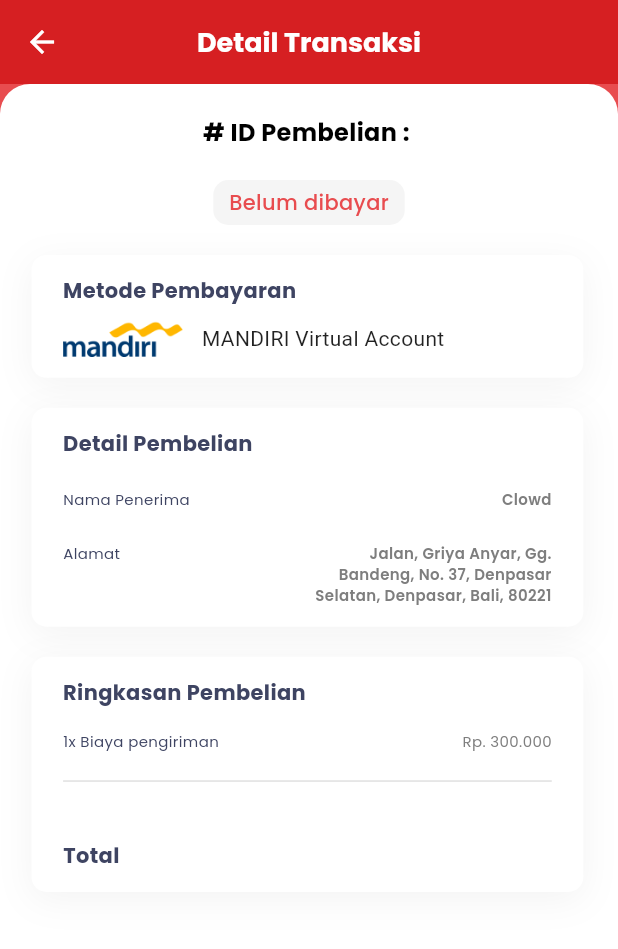
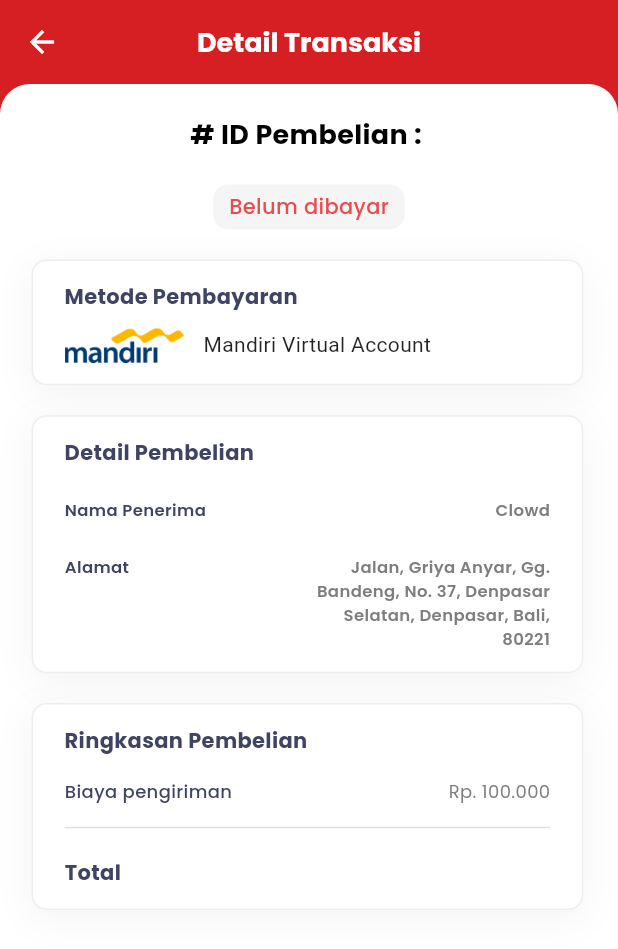
Before and after one commit to ellfarnaz/Ui-Ecommerce-FLutter, a Flutter app: the TransactionDetailScreen screen opened directly with empty values, on a phone screen of 412 x 824 dp. Shown: the top 949 px of the screen. Run offline on Flutter 3.47's test engine with Material 3 defaults, Android fonts, the light colour scheme and no system bars; our stand-ins replace cached_network_image, flutter_screenutil, google_fonts.

```diff
--- a/lib/features/history/screens/transaction_detail_screen.dart
+++ b/lib/features/history/screens/transaction_detail_screen.dart
@@ -1,6 +1,7 @@
 import 'package:flutter/material.dart';
 import 'package:flutter_screenutil/flutter_screenutil.dart';
 import 'package:provider/provider.dart';
+import 'package:flutter/services.dart';
 // import '../../../core/constants/app_text_styles.dart';
 import '../../cart/providers/cart_provider.dart';
 import '../../cart/screens/payment/payment_detail_screen.dart';
@@ -33,6 +34,7 @@ class TransactionDetailScreen extends StatelessWidget {
       appBar: AppBar(
         backgroundColor: Colors.transparent,
         elevation: 0,
+        systemOverlayStyle: SystemUiOverlayStyle.dark,
         leading: IconButton(
           icon: const Icon(Icons.arrow_back, color: Colors.white),
           onPressed: () => Navigator.pop(context),
@@ -53,7 +55,7 @@ class TransactionDetailScreen extends StatelessWidget {
           Container(
             width: double.infinity,
             height: double.infinity,
-            color: const Color(0xFFE84C4F),
+            color: const Color.fromARGB(255, 214, 31, 34),
           ),
           Positioned(
             left: 0,
@@ -70,6 +72,8 @@ class TransactionDetailScreen extends StatelessWidget {
                   ),
                 ),
               ),
+              child: SafeArea(
+                bottom: true,
                 child: SingleChildScrollView(
                   child: Padding(
                     padding: EdgeInsets.all(20.w),
@@ -86,7 +90,7 @@ class TransactionDetailScreen extends StatelessWidget {
                                       text: '# ID Pembelian : ',
                                       style: TextStyle(
                                         color: Colors.black,
-                                      fontSize: 16.sp,
+                                        fontSize: 18.sp,
                                         fontFamily: 'Poppins',
                                         fontWeight: FontWeight.w700,
                                       ),
@@ -95,7 +99,7 @@ class TransactionDetailScreen extends StatelessWidget {
                                       text: id,
                                       style: TextStyle(
                                         color: const Color(0xFFE84C4F),
-                                      fontSize: 16.sp,
+                                        fontSize: 18.sp,
                                         fontFamily: 'Poppins',
                                         fontWeight: FontWeight.w700,
                                       ),
@@ -109,6 +113,7 @@ class TransactionDetailScreen extends StatelessWidget {
                                   horizontal: 10.w,
                                   vertical: 5.h,
                                 ),
+                                height: 30.h,
                                 decoration: ShapeDecoration(
                                   color: const Color(0xFFF5F5F5),
                                   shape: RoundedRectangleBorder(
@@ -149,7 +154,9 @@ class TransactionDetailScreen extends StatelessWidget {
                         ),
                         SizedBox(height: 30.h),
                         _buildActionButtons(context),
+                        SizedBox(height: 30.h),
                       ],
+                    ),
                   ),
                 ),
               ),
@@ -168,6 +175,10 @@ class TransactionDetailScreen extends StatelessWidget {
         color: Colors.white,
         shape: RoundedRectangleBorder(
           borderRadius: BorderRadius.circular(10),
+          side: BorderSide(
+            color: Colors.grey[200]!,
+            width: 1,
+          ),
         ),
         shadows: const [
           BoxShadow(
@@ -218,7 +229,7 @@ class TransactionDetailScreen extends StatelessWidget {
             ),
             SizedBox(width: 12.w),
             Text(
-              '${bank.toUpperCase()} Virtual Account',
+              '${bank[0].toUpperCase()}${bank.substring(1).toLowerCase()} Virtual Account',
               style: TextStyle(
                 fontSize: 14.sp,
                 color: Colors.black87,
@@ -259,9 +270,9 @@ class TransactionDetailScreen extends StatelessWidget {
               label,
               style: TextStyle(
                 color: const Color(0xFF3E4462),
-                fontSize: 10.sp,
+                fontSize: 11.sp,
                 fontFamily: 'Poppins',
-                fontWeight: FontWeight.w400,
+                fontWeight: FontWeight.w600,
               ),
             ),
           ),
@@ -272,7 +283,7 @@ class TransactionDetailScreen extends StatelessWidget {
               textAlign: TextAlign.right,
               style: TextStyle(
                 color: const Color(0xFF7E7E7E),
-                fontSize: 10.sp,
+                fontSize: 11.sp,
                 fontFamily: 'Poppins',
                 fontWeight: FontWeight.w600,
               ),
@@ -292,10 +303,9 @@ class TransactionDetailScreen extends StatelessWidget {
               '${item['quantity']}x ${item['name']}',
               item['price'],
             )),
-        _buildItemRow('Biaya pengiriman', 'Rp. 300.000'),
-        SizedBox(height: 12.h),
-        Divider(color: Colors.grey[300]),
-        SizedBox(height: 12.h),
+        _buildItemRow('Biaya pengiriman', 'Rp. 100.000'),
+        SizedBox(height: 8.h),
+        Divider(color: Colors.grey[300], thickness: 1),
         _buildItemRow('Total', total, isTotal: true),
       ],
     );
@@ -304,40 +314,26 @@ class TransactionDetailScreen extends StatelessWidget {
   Widget _buildItemRow(String label, String value, {bool isTotal = false}) {
     return Container(
       width: double.infinity,
-      padding: EdgeInsets.only(top: isTotal ? 20.h : 5.h),
+      padding: EdgeInsets.only(
+        top: isTotal ? 12.h : 5.h,
+        bottom: isTotal ? 0 : 0,
+      ),
       child: Row(
         mainAxisSize: MainAxisSize.min,
         mainAxisAlignment: MainAxisAlignment.spaceBetween,
         crossAxisAlignment: CrossAxisAlignment.start,
         children: [
-          Row(
-            mainAxisSize: MainAxisSize.min,
-            mainAxisAlignment: MainAxisAlignment.start,
-            crossAxisAlignment: CrossAxisAlignment.start,
-            children: [
-              if (!isTotal)
-                Text(
-                  '1x ',
-                  style: TextStyle(
-                    color: const Color(0xFF3E4462),
-                    fontSize: 10.sp,
-                    fontFamily: 'Poppins',
-                    fontWeight: FontWeight.w400,
-                  ),
-                ),
           SizedBox(
             width: 125.w,
             child: Text(
               label,
               style: TextStyle(
                 color: const Color(0xFF3E4462),
-                    fontSize: isTotal ? 14.sp : 10.sp,
+                fontSize: isTotal ? 14.sp : 12.sp,
                 fontFamily: 'Poppins',
-                    fontWeight: isTotal ? FontWeight.w700 : FontWeight.w400,
+                fontWeight: isTotal ? FontWeight.w700 : FontWeight.w500,
               ),
             ),
-              ),
-            ],
           ),
           const SizedBox(width: 10),
           Text(
@@ -346,7 +342,7 @@ class TransactionDetailScreen extends StatelessWidget {
             style: TextStyle(
               color:
                   isTotal ? const Color(0xFF181C1D) : const Color(0xFF7E7E7E),
-              fontSize: isTotal ? 14.sp : 10.sp,
+              fontSize: isTotal ? 14.sp : 12.sp,
               fontFamily: 'Poppins',
               fontWeight: isTotal ? FontWeight.w700 : FontWeight.w400,
             ),
@@ -386,25 +382,27 @@ class TransactionDetailScreen extends StatelessWidget {
           },
           style: ElevatedButton.styleFrom(
             backgroundColor: Colors.black,
-            minimumSize: Size(double.infinity, 50.h),
+            minimumSize: Size(double.infinity, 45.h),
             shape: RoundedRectangleBorder(
-              borderRadius: BorderRadius.circular(25.r),
+              borderRadius: BorderRadius.circular(10.r),
             ),
           ),
+          child: Padding(
+            padding: EdgeInsets.symmetric(horizontal: 16.w),
             child: Row(
-            mainAxisAlignment: MainAxisAlignment.center,
+              mainAxisAlignment: MainAxisAlignment.spaceBetween,
               children: [
                 Text(
                   'Lanjutkan pembayaran',
                   style: TextStyle(
-                  fontSize: 16.sp,
+                    fontSize: 14.sp,
                     fontWeight: FontWeight.w600,
                     color: Colors.white,
                   ),
                 ),
-              SizedBox(width: 8.w),
-              Icon(Icons.chevron_right, color: Colors.white, size: 24.sp),
+                Icon(Icons.arrow_forward_ios, color: Colors.white, size: 18.sp),
               ],
+            ),
           ),
         ),
         SizedBox(height: 12.h),
@@ -414,15 +412,15 @@ class TransactionDetailScreen extends StatelessWidget {
           },
           style: ElevatedButton.styleFrom(
             backgroundColor: const Color(0xFFE31E24),
-            minimumSize: Size(double.infinity, 50.h),
+            minimumSize: Size(double.infinity, 45.h),
             shape: RoundedRectangleBorder(
-              borderRadius: BorderRadius.circular(25.r),
+              borderRadius: BorderRadius.circular(10.r),
             ),
           ),
           child: Text(
             'Batalkan Pembelian',
             style: TextStyle(
-              fontSize: 16.sp,
+              fontSize: 14.sp,
               fontWeight: FontWeight.w600,
               color: Colors.white,
             ),
```
Lines whose indentation alone changed are shown as unchanged.
